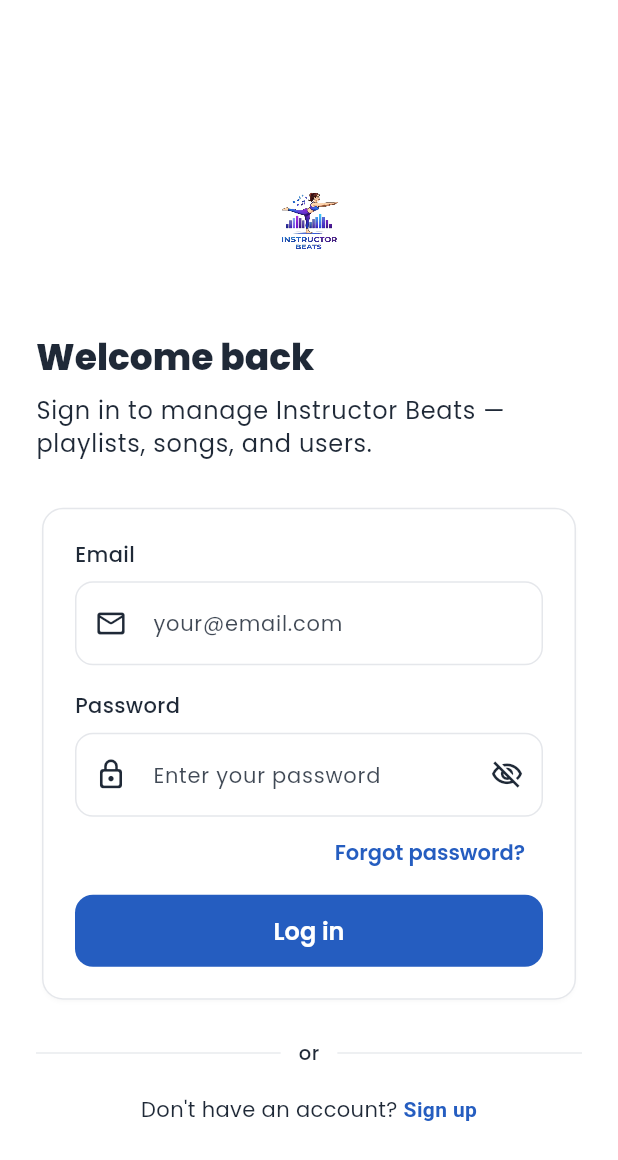
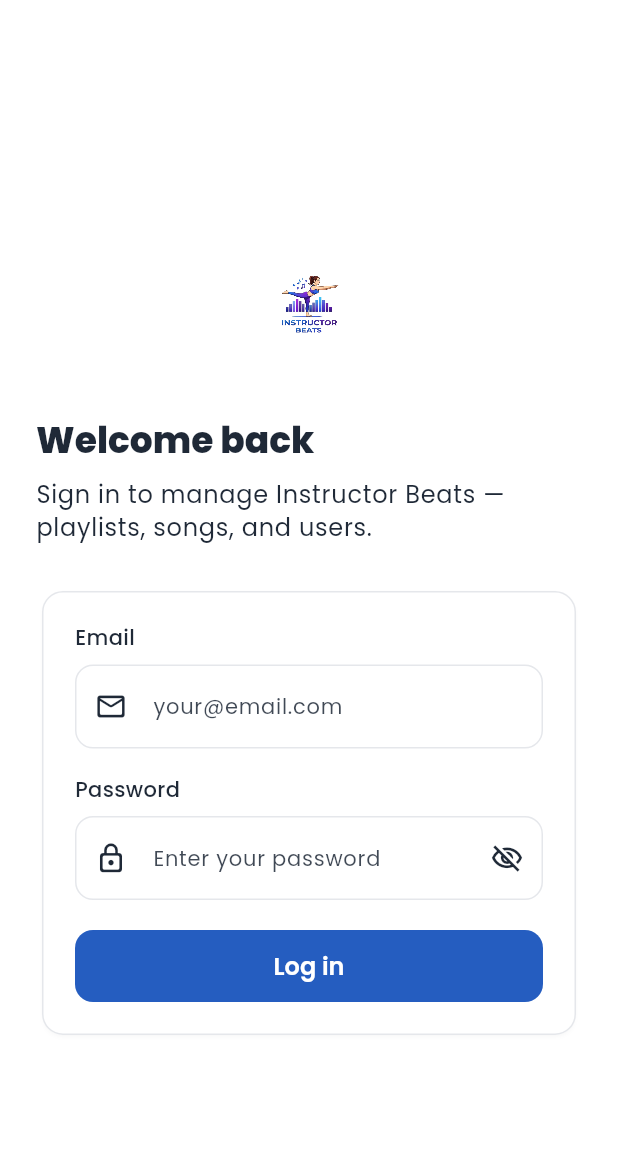
Before and after one commit to SherAliKhattak/instructor_beats_admin, a Flutter app: the screen it shows after launch, on a phone screen of 412 x 824 dp. Shown: the top 1160 px of the screen. Run offline on Flutter 3.47's test engine with Material 3 defaults, Android fonts, the phone set to English and light mode, and no system bars; our stand-ins replace cloud_firestore, cloud_functions, file_picker, firebase_auth, firebase_core, firebase_storage and 2 more; accounts and stored records are empty.

Commit message:
Commit pushed

```diff
--- a/lib/core/middleware/auth_middleware.dart
+++ b/lib/core/middleware/auth_middleware.dart
@@ -8,7 +8,7 @@ class AuthMiddleware extends GetMiddleware {
   @override
   RouteSettings? redirect(String? route) {
     final auth = Get.find<AuthController>();
-    final public = route == AppRoutes.login || route == AppRoutes.forgotPassword;
+    final public = route == AppRoutes.login;
 
     if (!auth.isLoggedIn.value && !public) {
       return const RouteSettings(name: AppRoutes.login);
--- a/lib/core/widgets/auth_footer_divider.dart
+++ /dev/null
@@ -1,27 +0,0 @@
-import 'package:flutter/material.dart';
-
-class AuthFooterDivider extends StatelessWidget {
-  const AuthFooterDivider({super.key});
-
-  @override
-  Widget build(BuildContext context) {
-    final scheme = Theme.of(context).colorScheme;
-    return Row(
-      children: [
-        Expanded(child: Divider(color: scheme.outline.withValues(alpha: 0.85))),
-        Padding(
-          padding: const EdgeInsets.symmetric(horizontal: 12),
-          child: Text(
-            'or',
-            style: TextStyle(
-              color: scheme.onSurfaceVariant,
-              fontSize: 13,
-              fontWeight: FontWeight.w500,
-            ),
-          ),
-        ),
-        Expanded(child: Divider(color: scheme.outline.withValues(alpha: 0.85))),
-      ],
-    );
-  }
-}
--- a/lib/features/auth/views/login_view.dart
+++ b/lib/features/auth/views/login_view.dart
@@ -1,11 +1,8 @@
-import 'package:flutter/gestures.dart';
 import 'package:flutter/material.dart';
 import 'package:get/get.dart';
 import 'package:instructor_beats_admin/core/widgets/app_text_field.dart';
-import 'package:instructor_beats_admin/core/widgets/auth_footer_divider.dart';
 import 'package:instructor_beats_admin/core/widgets/primary_button.dart';
 import 'package:instructor_beats_admin/features/auth/controllers/auth_controller.dart';
-import 'package:instructor_beats_admin/routes/app_routes.dart';
 import 'package:instructor_beats_admin/theme/app_theme.dart';
 
 /// MVC: View — admin login (dark theme aligned with admin shell).
@@ -134,16 +131,7 @@ class _LoginViewState extends State<LoginView> {
                                                 ? 'Required'
                                                 : null,
                                       ),
-                                      Align(
-                                        alignment: Alignment.centerRight,
-                                        child: TextButton(
-                                          onPressed: () => Get.toNamed<void>(
-                                            AppRoutes.forgotPassword,
-                                          ),
-                                          child: const Text('Forgot password?'),
-                                        ),
-                                      ),
-                                      const SizedBox(height: 4),
+                                      const SizedBox(height: 20),
                                       Obx(
                                         () => PrimaryButton(
                                           label: 'Log in',
@@ -166,40 +154,6 @@ class _LoginViewState extends State<LoginView> {
                                 ),
                               ),
                             ),
-                            const SizedBox(height: 22),
-                            const AuthFooterDivider(),
-                            const SizedBox(height: 18),
-                            Center(
-                              child: RichText(
-                                text: TextSpan(
-                                  style: Theme.of(context)
-                                      .textTheme
-                                      .bodyMedium
-                                      ?.copyWith(
-                                        color: scheme.onSurfaceVariant,
-                                      ),
-                                  children: [
-                                    const TextSpan(
-                                      text: "Don't have an account? ",
-                                    ),
-                                    TextSpan(
-                                      text: 'Sign up',
-                                      style: TextStyle(
-                                        color: scheme.primary,
-                                        fontWeight: FontWeight.w700,
-                                      ),
-                                      recognizer: TapGestureRecognizer()
-                                        ..onTap = () {
-                                          Get.snackbar(
-                                            'Sign-up isn’t here',
-                                            'New members join through the main Instructor Beats app. This panel is for admins only.',
-                                          );
-                                        },
-                                    ),
-                                  ],
-                                ),
-                              ),
-                            ),
                             SizedBox(height: 24 + bottomInset),
                           ],
                         ),
--- a/lib/features/playlists/views/playlists_view.dart
+++ b/lib/features/playlists/views/playlists_view.dart
@@ -40,7 +40,10 @@ class PlaylistsView extends GetView<PlaylistsController> {
         '“${p.name}” was removed from your playlists.',
         kind: 'playlist_deleted',
       );
-      deferredSnackbar('Playlist deleted successfully.', '');
+      deferredSnackbar(
+        'Playlist removed',
+        'Listeners won’t see it in the app anymore.',
+      );
     }
   }
 
--- a/lib/features/playlists/widgets/playlist_form_dialog.dart
+++ b/lib/features/playlists/widgets/playlist_form_dialog.dart
@@ -93,10 +93,10 @@ Future<void> showPlaylistFormDialog(
                   kind: existing == null ? 'playlist_added' : 'playlist_updated',
                 );
                 deferredSnackbar(
+                  existing == null ? 'Playlist saved' : 'Changes saved',
                   existing == null
-                      ? 'Playlist added successfully.'
-                      : 'Playlist updated successfully.',
-                  '',
+                      ? '“$name” is in your playlist list.'
+                      : 'Updates to “$name” are saved.',
                 );
                 if (dialogCtx.mounted) close();
               }
--- a/lib/features/songs/views/songs_view.dart
+++ b/lib/features/songs/views/songs_view.dart
@@ -38,7 +38,10 @@ class SongsView extends GetView<SongsController> {
         '“${song.title}” was removed from the catalog.',
         kind: 'song_deleted',
       );
-      deferredSnackbar('Song deleted successfully.', '');
+      deferredSnackbar(
+        'Song removed',
+        'It’s no longer in your catalog.',
+      );
     }
   }
 
--- a/lib/routes/app_pages.dart
+++ b/lib/routes/app_pages.dart
@@ -1,6 +1,5 @@
 import 'package:get/get.dart';
 import 'package:instructor_beats_admin/core/middleware/auth_middleware.dart';
-import 'package:instructor_beats_admin/features/auth/views/forgot_password_view.dart';
 import 'package:instructor_beats_admin/features/auth/views/login_view.dart';
 import 'package:instructor_beats_admin/features/shell/bindings/shell_binding.dart';
 import 'package:instructor_beats_admin/features/shell/views/admin_shell_view.dart';
@@ -13,10 +12,6 @@ abstract final class AppPages {
       page: LoginView.new,
     ),
     GetPage<void>(
-      name: AppRoutes.forgotPassword,
-      page: ForgotPasswordView.new,
-    ),
-    GetPage<void>(
       name: AppRoutes.admin,
       page: AdminShellView.new,
       binding: ShellBinding(),
--- a/lib/routes/app_routes.dart
+++ b/lib/routes/app_routes.dart
@@ -1,5 +1,4 @@
 abstract final class AppRoutes {
   static const login = '/login';
-  static const forgotPassword = '/forgot-password';
   static const admin = '/admin';
 }
```
Also changed, not shown: lib/core/deferred_snackbar.dart (+19 -3 lines), lib/data/admin_data_controller.dart (+5 -4 lines), lib/features/auth/controllers/auth_controller.dart (+11 -4 lines), lib/features/auth/views/forgot_password_view.dart (deleted, +0 -160 lines), lib/features/categories/controllers/categories_controller.dart (+12 -3 lines), lib/features/shell/views/admin_shell_view.dart (+7 -8 lines), lib/features/songs/widgets/song_form_sheet.dart (+17 -16 lines), lib/features/subscriptions/controllers/subscriptions_controller.dart (+8 -2 lines), lib/features/users/controllers/users_controller.dart (+16 -5 lines).
